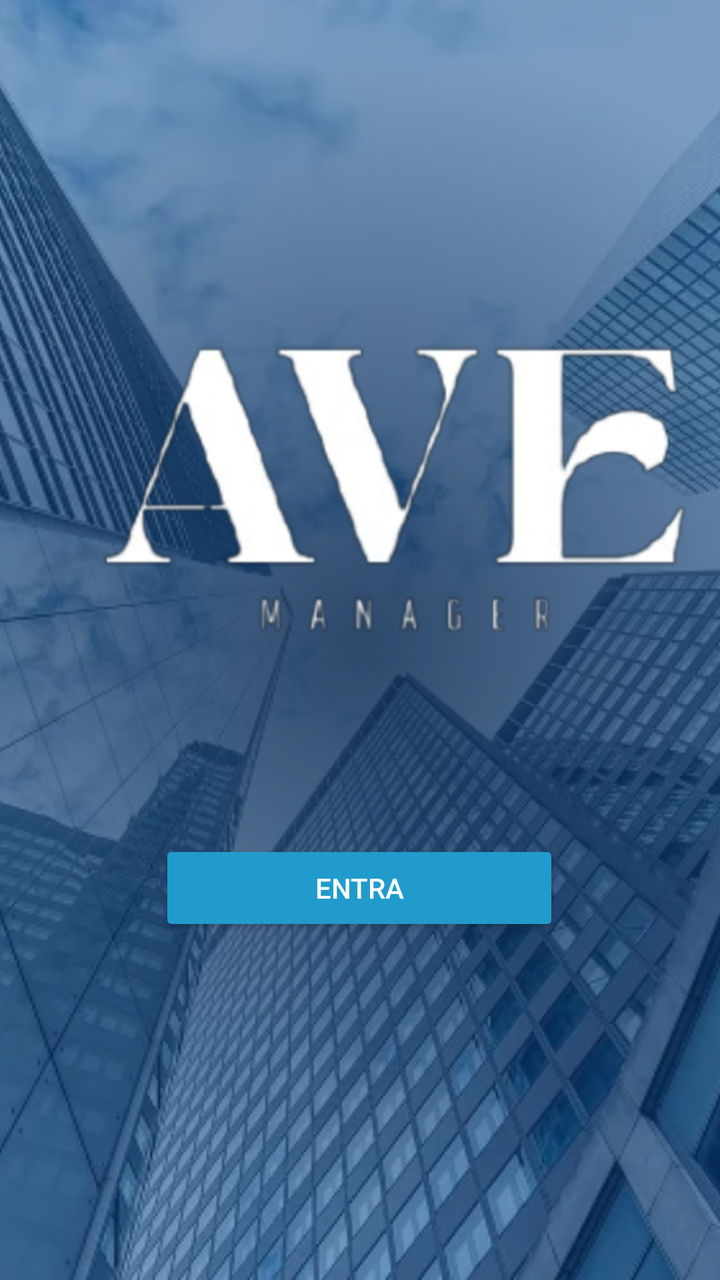
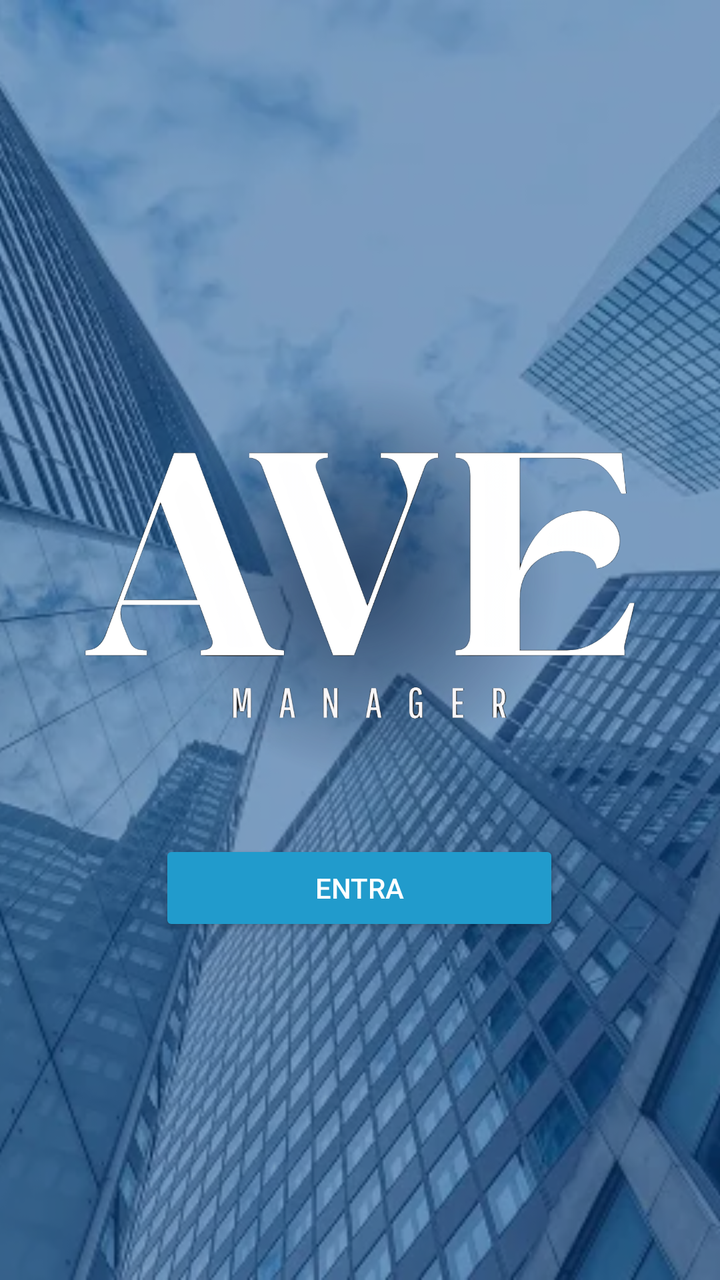

Compare the two renders of this Android layout. The source of the first and the diff that turns it into the second are given below.
<!-- AndroidManifest.xml: application theme Theme.AVEManagerMobile -->
<!-- res/layout/fragment_welcome.xml -->
<?xml version="1.0" encoding="utf-8"?>
<androidx.constraintlayout.widget.ConstraintLayout
    xmlns:android="http://schemas.android.com/apk/res/android"
    xmlns:app="http://schemas.android.com/apk/res-auto"
    xmlns:tools="http://schemas.android.com/tools"
    android:id="@+id/welcome_fragment"
    android:layout_width="match_parent"
    android:layout_height="match_parent">

    
    <ImageView
        android:id="@+id/image_background"
        android:layout_width="0dp"
        android:layout_height="0dp"

        android:scaleType="centerCrop"
        android:src="@drawable/welcome_bg"
        app:layout_constraintTop_toTopOf="parent"
        app:layout_constraintBottom_toBottomOf="parent"
        app:layout_constraintStart_toStartOf="parent"
        app:layout_constraintEnd_toEndOf="parent" />

    


    <View
        android:id="@+id/blue_overlay"
        android:layout_width="0dp"
        android:layout_height="0dp"
        android:background="#80004388"
        app:layout_constraintBottom_toBottomOf="parent"
        app:layout_constraintEnd_toEndOf="parent"
        app:layout_constraintHorizontal_bias="0.0"
        app:layout_constraintStart_toStartOf="parent"
        app:layout_constraintTop_toTopOf="parent"
        app:layout_constraintVertical_bias="0.0" />

    


    <View
        android:id="@+id/radial_underlay"
        android:layout_width="0dp"
        android:layout_height="0dp"
        android:background="@drawable/radial_underlay"
        app:layout_constraintBottom_toBottomOf="parent"
        app:layout_constraintEnd_toEndOf="parent"
        app:layout_constraintHorizontal_bias="0.0"
        app:layout_constraintStart_toStartOf="parent"
        app:layout_constraintTop_toTopOf="@+id/image_background"
        app:layout_constraintVertical_bias="0.0" />

    <ImageView
        android:id="@+id/text_logo"
        android:layout_width="413dp"
        android:layout_height="298dp"
        android:gravity="center"
        android:lineSpacingExtra="4dp"
        android:scaleType="centerCrop"
        android:src="@drawable/logo_welcome"
        app:layout_constraintBottom_toTopOf="@+id/button_enter"
        app:layout_constraintEnd_toEndOf="@+id/image_background"
        app:layout_constraintHorizontal_bias="0.0"
        app:layout_constraintStart_toStartOf="@+id/image_background"
        app:layout_constraintTop_toTopOf="parent"
        app:layout_constraintVertical_bias="0.769" />

    <Button
        android:id="@+id/button_enter"
        android:layout_width="200dp"
        android:layout_height="wrap_content"
        android:layout_marginBottom="172dp"
        android:backgroundTint="@color/material_dynamic_primary60"
        android:text="ENTRA"
        android:textColor="@android:color/white"
        app:layout_constraintBottom_toBottomOf="parent"
        app:layout_constraintEnd_toEndOf="parent"
        app:layout_constraintHorizontal_bias="0.497"
        app:layout_constraintStart_toStartOf="parent" />

</androidx.constraintlayout.widget.ConstraintLayout>
<!-- resources referenced by this layout -->
<resources>
  <!-- drawable logo_welcome: png bitmap (drawable, 83883 bytes) -->
  <!-- drawable radial_underlay (drawable) -->
  <?xml version="1.0" encoding="utf-8"?>
  <shape xmlns:android="http://schemas.android.com/apk/res/android"
      android:shape="rectangle">
      <gradient
          android:type="radial"
          android:centerX="50%"
          android:centerY="50%"
          android:gradientRadius="300dp"
          android:startColor="#aa051d40"
          android:endColor="#00051d40"
          android:useLevel="false" />
  </shape>
  <color name="md_theme_primary">#00256C</color>
  <color name="md_theme_onPrimary">#FFFFFF</color>
  <color name="md_theme_primaryContainer">#0B3A96</color>
  <color name="md_theme_onPrimaryContainer">#8FAAFF</color>
  <color name="md_theme_secondary">#525D82</color>
  <color name="md_theme_onSecondary">#FFFFFF</color>
  <color name="md_theme_secondaryContainer">#C8D3FE</color>
  <color name="md_theme_onSecondaryContainer">#4F5A7F</color>
  <color name="md_theme_tertiary">#00091E</color>
  <color name="md_theme_onTertiary">#FFFFFF</color>
  <color name="md_theme_tertiaryContainer">#001F4B</color>
  <color name="md_theme_onTertiaryContainer">#7188BA</color>
  <color name="md_theme_error">#BA1A1A</color>
  <color name="md_theme_onError">#FFFFFF</color>
  <color name="md_theme_errorContainer">#FFDAD6</color>
  <color name="md_theme_onErrorContainer">#93000A</color>
  <color name="md_theme_background">#FAF8FF</color>
  <color name="md_theme_onBackground">#1A1B21</color>
  <color name="md_theme_surface">#FAF8FF</color>
  <color name="md_theme_onSurface">#1A1B21</color>
  <color name="md_theme_surfaceVariant">#E0E2F0</color>
  <color name="md_theme_onSurfaceVariant">#444652</color>
  <color name="md_theme_outline">#747683</color>
  <color name="md_theme_outlineVariant">#C4C6D4</color>
  <color name="md_theme_inverseSurface">#2F3036</color>
  <color name="md_theme_inverseOnSurface">#F1F0F8</color>
  <color name="md_theme_inversePrimary">#B4C5FF</color>
  <color name="md_theme_primaryFixed">#DBE1FF</color>
  <color name="md_theme_onPrimaryFixed">#00174B</color>
  <color name="md_theme_primaryFixedDim">#B4C5FF</color>
  <color name="md_theme_onPrimaryFixedVariant">#16409C</color>
  <color name="md_theme_secondaryFixed">#DBE1FF</color>
  <color name="md_theme_onSecondaryFixed">#0D1A3B</color>
  <color name="md_theme_secondaryFixedDim">#BAC5F0</color>
  <color name="md_theme_onSecondaryFixedVariant">#3A4569</color>
  <color name="md_theme_tertiaryFixed">#D8E2FF</color>
  <color name="md_theme_onTertiaryFixed">#001A41</color>
  <color name="md_theme_tertiaryFixedDim">#AFC6FC</color>
  <color name="md_theme_onTertiaryFixedVariant">#2E4674</color>
  <color name="md_theme_surfaceDim">#DAD9E1</color>
  <color name="md_theme_surfaceBright">#FAF8FF</color>
  <color name="md_theme_surfaceContainerLowest">#FFFFFF</color>
  <color name="md_theme_surfaceContainerLow">#F4F3FB</color>
  <color name="md_theme_surfaceContainer">#EEEDF5</color>
  <color name="md_theme_surfaceContainerHigh">#E8E7F0</color>
  <color name="md_theme_surfaceContainerHighest">#E2E2EA</color>
  <color name="colorCustomColor1">#002D5F</color>
  <color name="colorOnCustomColor1">#FFFFFF</color>
  <color name="colorCustomColor1Container">#004388</color>
  <color name="colorOnCustomColor1Container">#86B2FE</color>
  <!-- unchanged entries left out for length: 2 -->
</resources>

<!-- the commit's change to res/layout/fragment_welcome.xml (unified diff, before → after) -->
@@ -7,6 +7,13 @@
     android:layout_width="match_parent"
     android:layout_height="match_parent">
 
+
+    <androidx.constraintlayout.widget.Guideline
+        android:id="@+id/top_guideline"
+        android:layout_width="wrap_content"
+        android:layout_height="wrap_content"
+        android:orientation="horizontal"
+        app:layout_constraintGuide_percent="-0.1" />
     
     <ImageView
         android:id="@+id/image_background"
@@ -47,23 +54,24 @@
         app:layout_constraintEnd_toEndOf="parent"
         app:layout_constraintHorizontal_bias="0.0"
         app:layout_constraintStart_toStartOf="parent"
-        app:layout_constraintTop_toTopOf="@+id/image_background"
-        app:layout_constraintVertical_bias="0.0" />
+        app:layout_constraintTop_toTopOf="@+id/top_guideline"
+        app:layout_constraintVertical_bias="0.0"
+        />
 
     <ImageView
         android:id="@+id/text_logo"
-        android:layout_width="413dp"
-        android:layout_height="298dp"
-        android:gravity="center"
-        android:lineSpacingExtra="4dp"
-        android:scaleType="centerCrop"
+        android:layout_width="0dp"
+        android:layout_height="0dp"
+        android:scaleType="fitCenter"
         android:src="@drawable/logo_welcome"
-        app:layout_constraintBottom_toTopOf="@+id/button_enter"
-        app:layout_constraintEnd_toEndOf="@+id/image_background"
-        app:layout_constraintHorizontal_bias="0.0"
-        app:layout_constraintStart_toStartOf="@+id/image_background"
-        app:layout_constraintTop_toTopOf="parent"
-        app:layout_constraintVertical_bias="0.769" />
+        app:layout_constraintWidth_percent="0.9"
+        app:layout_constraintDimensionRatio="H,413:298"
+        app:layout_constraintTop_toTopOf="@+id/radial_underlay"
+        app:layout_constraintBottom_toBottomOf="@+id/radial_underlay"
+        app:layout_constraintStart_toStartOf="@+id/radial_underlay"
+        app:layout_constraintEnd_toEndOf="@+id/radial_underlay"
+
+        />
 
     <Button
         android:id="@+id/button_enter"
<!-- resource entries referenced after the edit -->
@@ -1,6 +1,6 @@
 <!-- resources referenced by this layout -->
 <resources>
-  <!-- drawable logo_welcome: png bitmap (drawable, 83883 bytes) -->
+  <!-- drawable logo_welcome: png bitmap (drawable, 128285 bytes) -->
   <!-- drawable radial_underlay (drawable) -->
   <?xml version="1.0" encoding="utf-8"?>
   <shape xmlns:android="http://schemas.android.com/apk/res/android"
@@ -9,7 +9,7 @@
           android:type="radial"
           android:centerX="50%"
           android:centerY="50%"
-          android:gradientRadius="300dp"
+          android:gradientRadius="100dp"
           android:startColor="#aa051d40"
           android:endColor="#00051d40"
           android:useLevel="false" />
